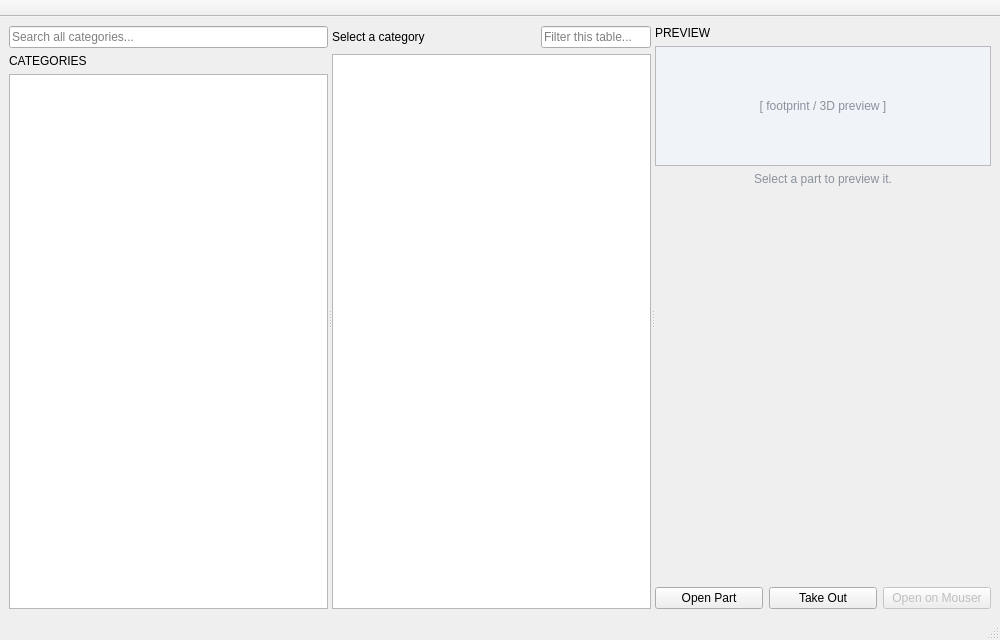
This is examples/PartManagerApp/src/ui/PartManager_MainWindow.ui in KROIA/PartManager as Qt 5 draws it before an edit. The edited form follows.
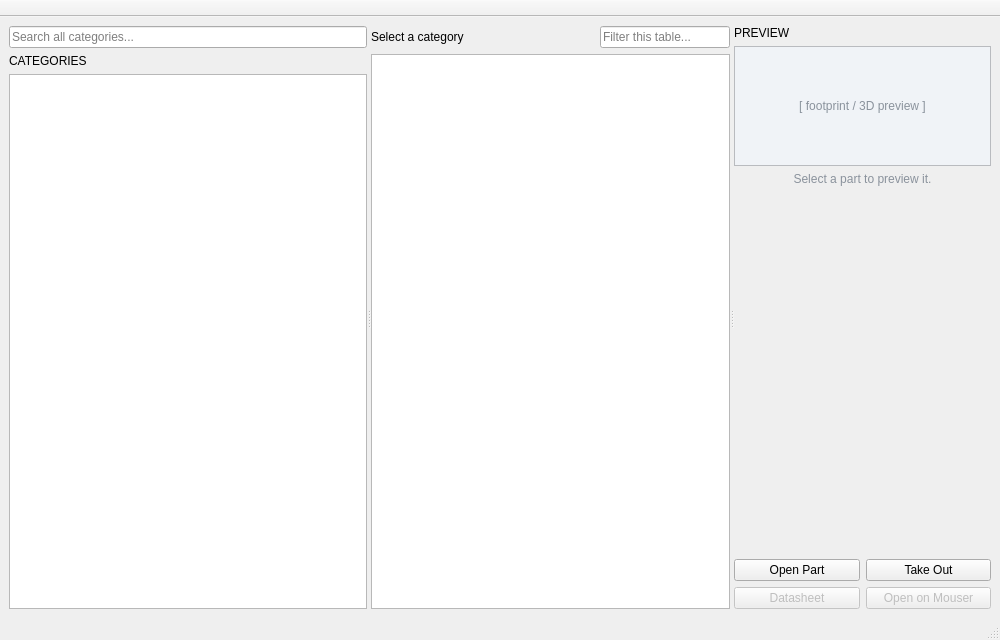
This is the edited form.

The edit to the form file:
```diff
--- a/examples/PartManagerApp/src/ui/PartManager_MainWindow.ui
+++ b/examples/PartManagerApp/src/ui/PartManager_MainWindow.ui
@@ -16,11 +16,7 @@
   <widget class="QWidget" name="centralWidget">
    <layout class="QHBoxLayout" name="centralLayout">
     <item>
-     <widget class="QSplitter" name="mainSplitter">
-      <property name="orientation">
-       <enum>Qt::Vertical</enum>
-      </property>
-      <widget class="QSplitter" name="bodySplitter">
+     <widget class="QSplitter" name="bodySplitter">
       <property name="orientation">
        <enum>Qt::Horizontal</enum>
       </property>
@@ -303,22 +299,41 @@
          </widget>
         </item>
         <item>
-         <layout class="QHBoxLayout" name="previewButtonLayout">
-          <item>
+         <layout class="QGridLayout" name="previewButtonLayout">
+          <item row="0" column="0">
            <widget class="QPushButton" name="previewOpenButton">
             <property name="text">
              <string>Open Part</string>
             </property>
+            <property name="toolTip">
+             <string>Opens this part in the component editor.</string>
+            </property>
            </widget>
           </item>
-          <item>
+          <item row="0" column="1">
            <widget class="QPushButton" name="previewTakeOutButton">
             <property name="text">
              <string>Take Out</string>
             </property>
+            <property name="toolTip">
+             <string>Books pieces of this part out of stock.</string>
+            </property>
            </widget>
           </item>
-          <item>
+          <item row="1" column="0">
+           <widget class="QPushButton" name="previewDatasheetButton">
+            <property name="text">
+             <string>Datasheet</string>
+            </property>
+            <property name="enabled">
+             <bool>false</bool>
+            </property>
+            <property name="toolTip">
+             <string>Opens this part's stored datasheet in your PDF viewer.</string>
+            </property>
+           </widget>
+          </item>
+          <item row="1" column="1">
            <widget class="QPushButton" name="previewMouserButton">
             <property name="text">
              <string>Open on Mouser</string>
@@ -334,7 +349,6 @@
          </layout>
         </item>
        </layout>
-      </widget>
       </widget>
      </widget>
     </item>
```
